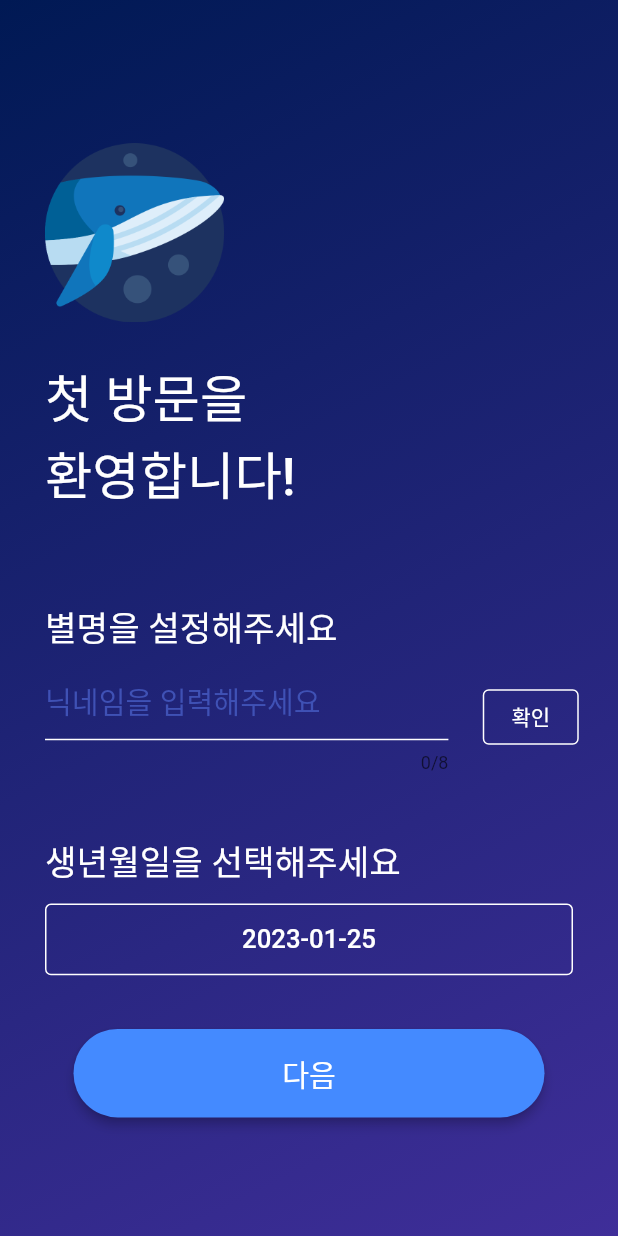
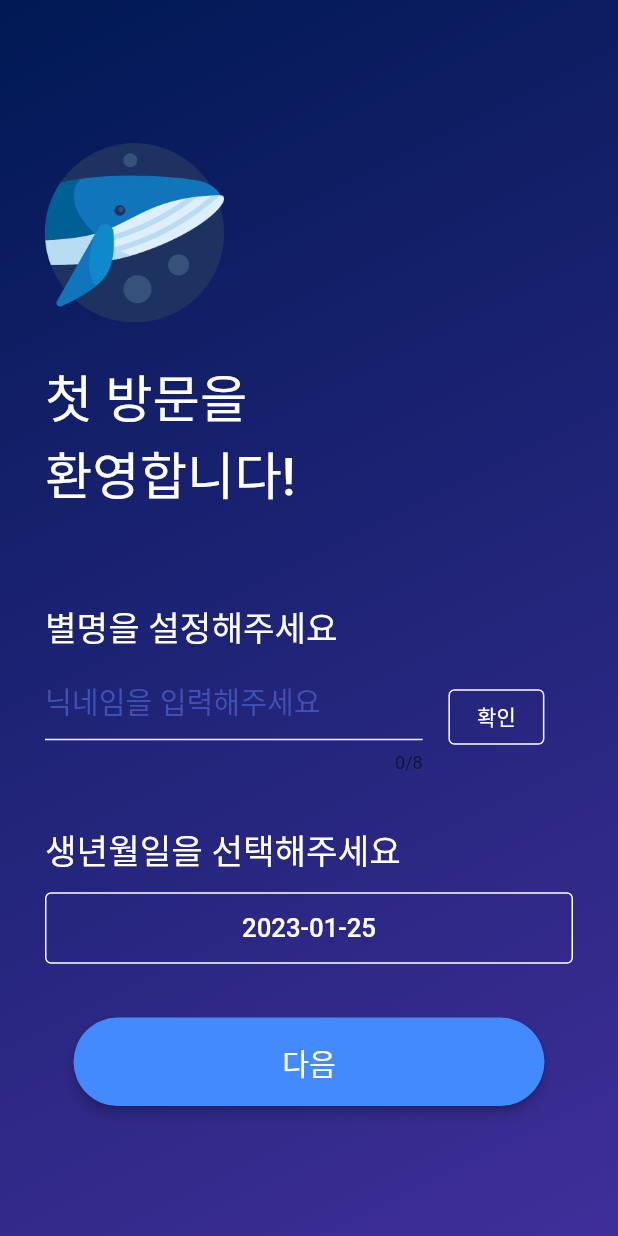
Before and after one commit to lsuinl/Dorandoran, a Flutter app: the SignUp screen opened directly, on a phone screen of 412 x 824 dp. Run offline on Flutter 3.47's test engine with Material 2 defaults, Android fonts, the phone set to English and light mode, and no system bars; our stand-ins replace firebase_core, firebase_messaging, flutter_screenutil; missing offline and left inert: flutter_downloader, kakao_flutter_sdk; accounts and stored records are empty.

Commit message:
android login && screen util

```diff
--- a/lib/screen/kakao_login.dart
+++ b/lib/screen/kakao_login.dart
@@ -22,7 +22,7 @@ class KaKaoLogin extends StatelessWidget {
                 children: [
                   SizedBox(height: 70.h),
                   MainLogo(text: "도란도란", style: whitestyle),
-                  SizedBox(height: 200.h),
+                  SizedBox(height: 180.h),
                   Center(
                       child: TextButton(
                           child: Image.asset(
@@ -89,8 +89,8 @@ class MainLogo extends StatelessWidget {
       SizedBox(height: 100),
       Image.asset(
         'asset/image/logo.png',
-        width: 200,
-        height: 200,
+        width: 135.w,
+        height: 135.h,
         alignment: Alignment.centerLeft,
       ),
       SizedBox(height: 20),
--- a/lib/screen/sign_up.dart
+++ b/lib/screen/sign_up.dart
@@ -58,9 +58,9 @@ class _SignUpState extends State<SignUp> {
                         controller: name,
                         maxLength: 8,
                       ),
-                      width: 235.w,
+                      width: 220.w,
                     ),
-                    SizedBox(width: 20.w),
+                    SizedBox(width: 15.w),
                     TextButton(
                         onPressed: () {
                           checkname(name.text.toString());
@@ -73,9 +73,9 @@ class _SignUpState extends State<SignUp> {
                             ))),
                   ],
                 ),
-                Text(text,style: text=='사용가능한 이름입니다.' ? whitestyle.copyWith(color: Colors.blue):whitestyle.copyWith(color: Colors.red),),
+                Text(text,style: text=='사용가능한 이름입니다.' ? whitestyle.copyWith(color: Colors.blue,fontSize: 14.sp):whitestyle.copyWith(color: Colors.red,fontSize: 14.sp),),
               ]),
-                  SizedBox(height: 15.h),
+                  SizedBox(height: 12.h),
                   Column(
                     crossAxisAlignment: CrossAxisAlignment.stretch,
                     children: [
```
Also changed, not shown: lib/main.dart (+9 -0 lines), 2 other files.
